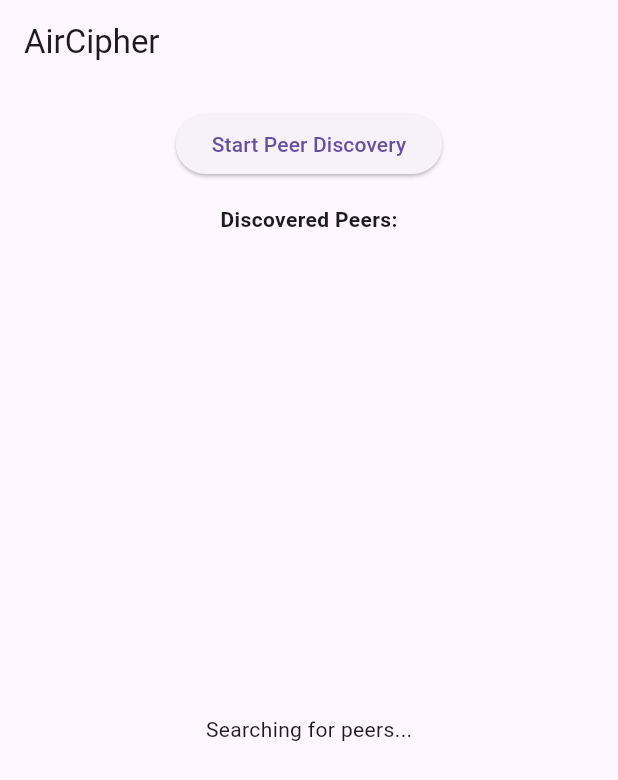
After one commit to mjthewalker/AirCipher, a Flutter app: the screen it shows after launch, on a phone screen of 412 x 824 dp. The commit adds this screen. Shown: the top 780 px of the screen. Run offline on Flutter 3.47's test engine with Material 3 defaults, Android fonts, the phone set to English and light mode, and no system bars; missing offline and left inert: flutter_webrtc.

Commit message:
feat: setup webrtc connection between peers

```diff
--- a/air_cipher_frontend/lib/core/entities/peer_entity.dart
+++ b/air_cipher_frontend/lib/core/entities/peer_entity.dart
@@ -2,6 +2,7 @@ import 'dart:io';
 
 class PeerInfo {
   final String id;
-  final InternetAddress address;
-  PeerInfo({required this.id, required this.address});
+  final InternetAddress? address;
+  final int? port;
+  PeerInfo({required this.id, this.address,this.port});
 }
--- a/air_cipher_frontend/lib/core/entities/udp_entity.dart
+++ b/air_cipher_frontend/lib/core/entities/udp_entity.dart
@@ -1,21 +1,20 @@
 import 'dart:convert';
 import 'dart:io';
-
-import '../enums/message_type.dart';
+import 'package:frontend/core/enums/message_type.dart';
 
 class UdpSignalMessage {
   final String id;
   final MessageType type;
   final String? sdp;
-  final InternetAddress address;
+  late final InternetAddress? ip;
+  late final int? port;
 
-  UdpSignalMessage({required this.id, required this.type, this.sdp,required this.address});
+  UdpSignalMessage({required this.id, required this.type, this.sdp,this.ip,this.port});
 
   Map<String, dynamic> toJson() => {
     'id': id,
     'type': type.name,
     if (sdp != null) 'sdp': sdp,
-    'address' : address
   };
 
   static UdpSignalMessage? fromJson(String jsonStr) {
@@ -25,7 +24,6 @@ class UdpSignalMessage {
         id: data['id'],
         type: MessageType.values.firstWhere((e) => e.name == data['type']),
         sdp: data['sdp'],
-        address: data['address']
       );
     } catch (_) {
       return null;
--- /dev/null
+++ b/air_cipher_frontend/lib/features/chat/presentation/screens/home_screen.dart
@@ -0,0 +1,95 @@
+import 'package:flutter/material.dart';
+import 'package:frontend/network/peer_discovery.dart';
+import 'package:frontend/core/entities/peer_entity.dart';
+import 'package:frontend/network/webrtc_service.dart';
+
+class HomeScreen extends StatefulWidget {
+  const HomeScreen({super.key});
+
+  @override
+  State<HomeScreen> createState() => _HomeScreenState();
+}
+
+class _HomeScreenState extends State<HomeScreen> {
+  final WebRTCService webrtc = WebRTCService();
+  late final PeerDiscoveryService discovery = PeerDiscoveryService(webrtc);
+  final Map<String, PeerInfo> _availablePeers = {};
+
+  @override
+  void initState() {
+    super.initState();
+    discovery.onPeerFound.listen((peer) async {
+      if (!_availablePeers.containsKey(peer.id)) {
+        setState(() {
+          _availablePeers[peer.id] =
+              PeerInfo(id: peer.id, address: peer.ip, port: peer.port);
+        });
+      }
+    });
+  }
+
+  bool _started = false;
+
+  void _startDiscovery() {
+    if (!_started) {
+      discovery.start();
+      _started = true;
+    }
+  }
+
+  @override
+  void dispose() {
+    discovery.stop();
+    super.dispose();
+  }
+
+  @override
+  Widget build(BuildContext context) {
+    return Scaffold(
+      appBar: AppBar(title: const Text("AirCipher")),
+      body: Padding(
+        padding: const EdgeInsets.all(16),
+        child: Column(
+          children: [
+            ElevatedButton(
+              onPressed: _startDiscovery,
+              child: const Text("Start Peer Discovery"),
+            ),
+            const SizedBox(height: 16),
+            const Text("Discovered Peers:",
+                style: TextStyle(fontWeight: FontWeight.bold)),
+            const SizedBox(height: 8),
+            Expanded(
+              child: _availablePeers.isEmpty
+                  ? const Center(child: Text('Searching for peers...'))
+                  : ListView.builder(
+                      itemCount: _availablePeers.length,
+                      itemBuilder: (context, index) {
+                        final keys = _availablePeers.keys.toList();
+                        final peerId = keys[index];
+                        final peerInfo = _availablePeers[peerId]!;
+                        return InkWell(
+                          onTap: () async {
+                              if (peerInfo.address!=null && peerInfo.port!=null) {
+                                 final sdp = await webrtc.createOffer();
+                                discovery.sendOffer(sdp,peerInfo);
+                              }
+                          },
+                          child: Card(
+                            elevation: 4,
+                            child: ListTile(
+                              leading: const Icon(Icons.wifi_tethering),
+                              title: Text('Peer ID: $peerId'),
+                              subtitle: Text("Click to connect with"),
+                            ),
+                          ),
+                        );
+                      },
+                    ),
+            ),
+          ],
+        ),
+      ),
+    );
+  }
+}
--- a/air_cipher_frontend/lib/main.dart
+++ b/air_cipher_frontend/lib/main.dart
@@ -1,5 +1,5 @@
 import 'package:flutter/material.dart';
-import 'package:frontend/features/chat/presentation/screens/chat_screen.dart';
+import 'package:frontend/features/chat/presentation/screens/home_screen.dart';
 
 void main() {
   runApp(const MyApp());
@@ -12,7 +12,7 @@ class MyApp extends StatelessWidget {
   Widget build(BuildContext context) {
     return MaterialApp(
       home: Scaffold(
-        body: ChatScreen(),
+        body: const HomeScreen(),
       ),
     );
   }
```
Also changed, not shown: air_cipher_frontend/lib/features/chat/presentation/screens/chat_screen.dart (deleted, +0 -87 lines), air_cipher_frontend/lib/network/peer_discovery.dart (+49 -29 lines), air_cipher_frontend/lib/network/webrtc_service.dart (added, +51 -0 lines).
